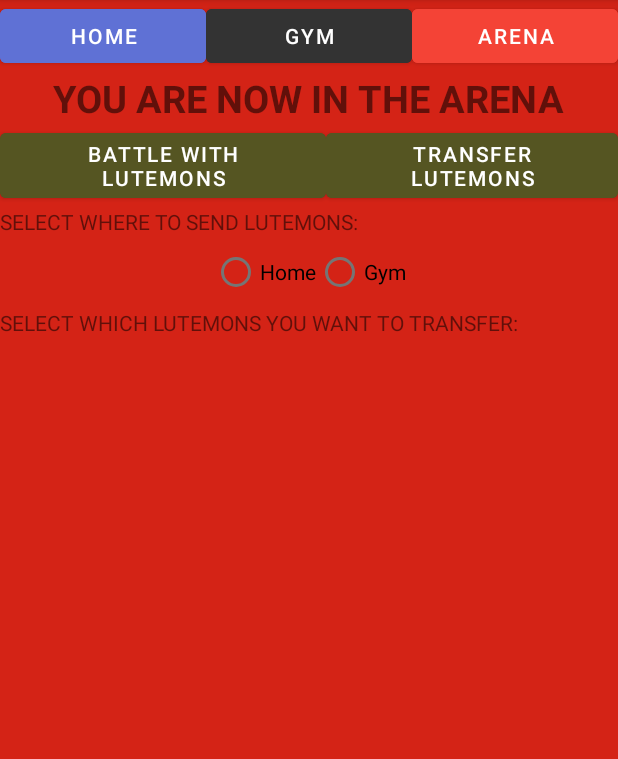
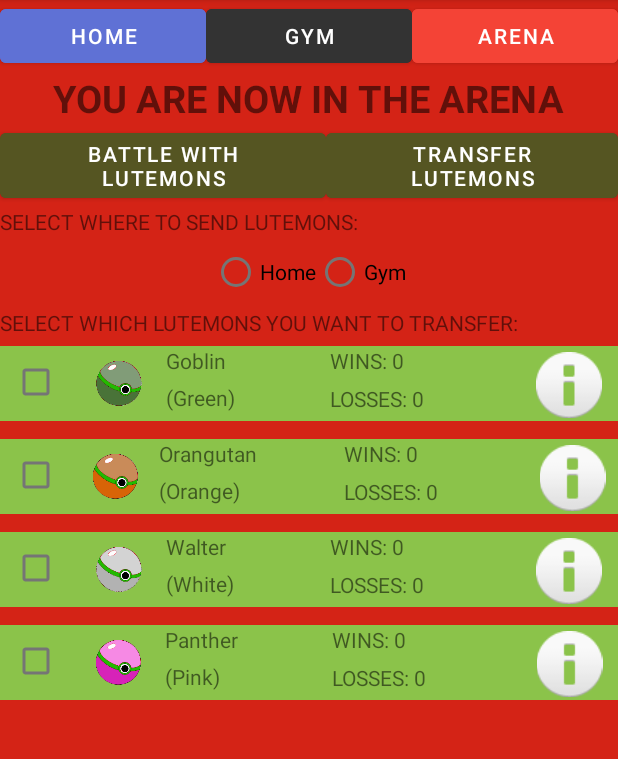
Before and after one commit to jrkaseva/LUT-Harjoitustyo, an Android app: the screen it shows after launch (MainActivity), after a tap on "ARENA", on a phone screen of 412 x 824 dp, the part 84-843 px from its top. Run offline under Robolectric (Android 15) with nearby library versions, the phone set to English and light mode, and no system bars.

Commit message:
Cleaning + added testing lutemons to be generated automatically. (2 for home, 2 for gym and 4 for arena)

```diff
--- a/HarjoitusTyo/app/src/main/java/com/example/lutemongame/Game/Fragments/ArenaFragment.java
+++ b/HarjoitusTyo/app/src/main/java/com/example/lutemongame/Game/Fragments/ArenaFragment.java
@@ -12,7 +12,6 @@ import android.os.Bundle;
 import android.view.LayoutInflater;
 import android.view.View;
 import android.view.ViewGroup;
-import android.view.Window;
 import android.widget.Button;
 import android.widget.ImageView;
 import android.widget.RadioGroup;
@@ -86,8 +85,6 @@ public class ArenaFragment extends Fragment {
     @SuppressLint("SetTextI18n")
     public void showLutemonFight(){
         Dialog dialog = new Dialog(getActivity());
-
-        dialog.requestWindowFeature(Window.FEATURE_NO_TITLE);
         dialog.setCancelable(false);
         dialog.setContentView(R.layout.dialog_fight);
 
--- a/HarjoitusTyo/app/src/main/java/com/example/lutemongame/MainActivity.java
+++ b/HarjoitusTyo/app/src/main/java/com/example/lutemongame/MainActivity.java
@@ -9,6 +9,12 @@ import android.view.View;
 import android.widget.LinearLayout;
 import android.widget.Toast;
 
+import com.example.lutemongame.Game.Areas.Home;
+import com.example.lutemongame.Game.Creatures.Black;
+import com.example.lutemongame.Game.Creatures.Green;
+import com.example.lutemongame.Game.Creatures.Orange;
+import com.example.lutemongame.Game.Creatures.Pink;
+import com.example.lutemongame.Game.Creatures.White;
 import com.example.lutemongame.Game.Fragments.ArenaFragment;
 import com.example.lutemongame.Game.Fragments.GymFragment;
 import com.example.lutemongame.Game.Fragments.HomeFragment;
@@ -36,6 +42,7 @@ public class MainActivity extends AppCompatActivity {
         getSupportFragmentManager().beginTransaction()
                 .replace(R.id.frameMain, new HomeFragment())
                 .commit();
+        createTestLutemons();
     }
 
     @Override
@@ -91,4 +98,23 @@ public class MainActivity extends AppCompatActivity {
                 .commit();
         layoutButtons.setBackgroundResource(R.color.home);
     }
+
+    public void createTestLutemons(){
+        // Creating default Lutemons for testing
+        Home Storage = Home.getInstance();
+        Storage.createLutemon(new Green("Goblin"));
+        Storage.createLutemon(new Orange("Orangutan"));
+        Storage.createLutemon(new White("Walter"));
+        Storage.createLutemon(new Pink("Panther"));
+        Storage.createLutemon(new Black("Betty"));
+        Storage.createLutemon(new Black("Panther"));
+        Storage.createLutemon(new Pink("Flamingo"));
+        Storage.createLutemon(new White("Winter"));
+        Storage.sendToBattleField(1);
+        Storage.sendToBattleField(2);
+        Storage.sendToBattleField(3);
+        Storage.sendToBattleField(4);
+        Storage.sendToTrain(5);
+        Storage.sendToTrain(6);
+    }
 }
```
Also changed, not shown: HarjoitusTyo/app/src/main/res/layout/dialog_fight.xml (+7 -5 lines).
